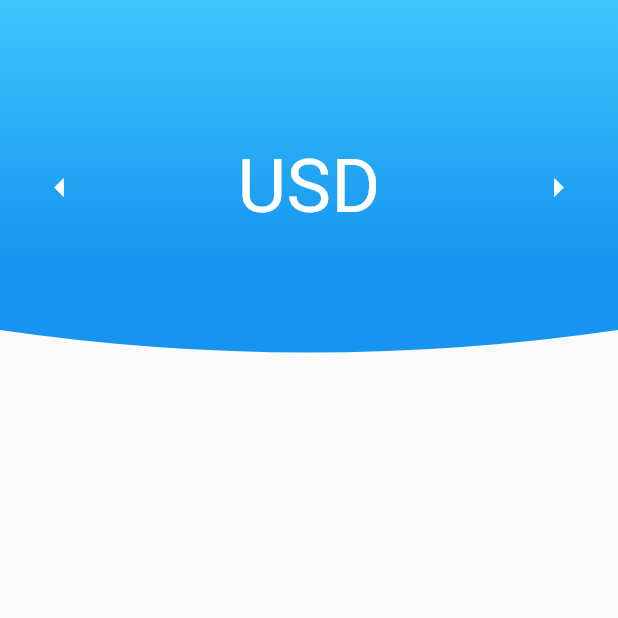
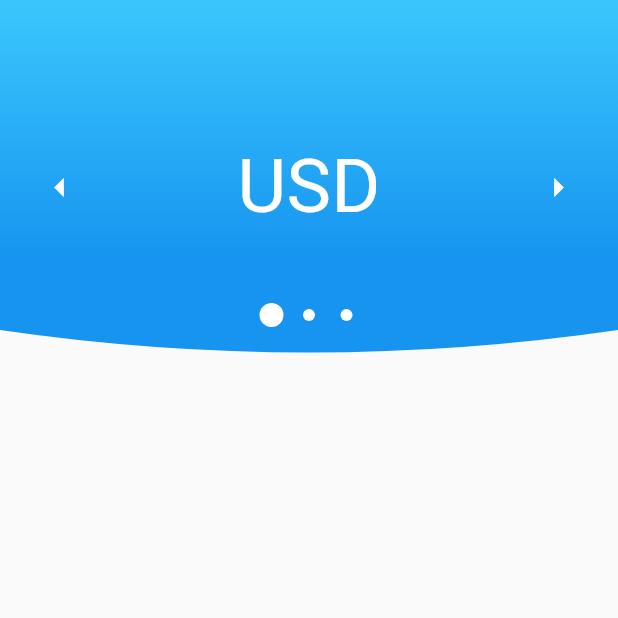
Before and after one commit to Overman775/Exchange-Rate, a Flutter app: the screen it shows after launch, on a phone screen of 412 x 824 dp, the top half of it. Run offline on Flutter 3.47's test engine with Material 2 defaults, Android fonts, the phone set to English and light mode, and no system bars; our stand-ins replace bloc, equatable, flutter_bloc; network calls fail.

Commit message:
dot indicator

```diff
--- a/lib/pages/home.dart
+++ b/lib/pages/home.dart
@@ -1,5 +1,6 @@
 import 'dart:ui';
 
+import 'package:exchange_rate/widgets/dot_indicator.dart';
 import 'package:flutter/material.dart';
 import 'package:flutter/widgets.dart';
 import 'package:flutter_bloc/flutter_bloc.dart';
@@ -124,6 +125,9 @@ class Header extends StatelessWidget {
 
   final List<String> bases = <String>['USD', 'EUR', 'GBP'];
 
+  static const Duration _kDuration = Duration(milliseconds: 300);
+  static const Cubic _kCurve = Curves.ease;
+
   final PageController _controller = PageController(
     initialPage: 0,
   );
@@ -188,7 +192,28 @@ class Header extends StatelessWidget {
                           onPressed: () {})
                     ],
                   ),
-                )
+                ),
+                Positioned(
+                    bottom: 16.0,
+                    left: 0.0,
+                    right: 0.0,
+                    child: Container(
+                      padding: const EdgeInsets.all(16.0),
+                      child: Center(
+                        child: DotsIndicator(
+                          controller: _controller,
+                          itemCount: 3,
+                          indexPage: 0,
+                          onPageSelected: (int page) {
+                            _controller.animateToPage(
+                              page,
+                              duration: _kDuration,
+                              curve: _kCurve,
+                            );
+                          },
+                        ),
+                      ),
+                    ))
               ],
             ),
           ),
--- /dev/null
+++ b/lib/widgets/dot_indicator.dart
@@ -0,0 +1,62 @@
+import 'dart:math';
+
+import 'package:flutter/material.dart';
+import 'package:flutter/widgets.dart';
+
+class DotsIndicator extends AnimatedWidget {
+  const DotsIndicator({
+    this.controller,
+    this.itemCount,
+    this.indexPage,
+    this.onPageSelected,
+    this.color = Colors.white,
+  }) : super(listenable: controller);
+
+  final PageController controller;
+
+  final int itemCount;
+  final ValueChanged<int> onPageSelected;
+
+  final Color color;
+
+  static const double _kDotSize = 8.0;
+  static const double _kMaxZoom = 2.0;
+  static const double _kDotSpacing = 25.0;
+
+  final int indexPage;
+
+  Widget _buildDot(int index) {
+    final double selectedness = Curves.easeOut.transform(
+      max(
+        0.0,
+        1.0 - ((controller.page ?? controller.initialPage) - index).abs(),
+      ),
+    );
+    final double zoom = 1.0 + (_kMaxZoom - 1.0) * selectedness;
+    return Container(
+      width: _kDotSpacing,
+      height: _kDotSize * _kMaxZoom,
+      child: Center(
+        child: GestureDetector(
+          onTap: () => onPageSelected(index),
+          child: Material(
+            color: color,
+            type: MaterialType.circle,
+            child: Container(
+              width: _kDotSize * zoom,
+              height: _kDotSize * zoom,
+            ),
+          ),
+        ),
+      ),
+    );
+  }
+
+  @override
+  Widget build(BuildContext context) {
+    return Row(
+      mainAxisAlignment: MainAxisAlignment.center,
+      children: List<Widget>.generate(itemCount, _buildDot),
+    );
+  }
+}
```
